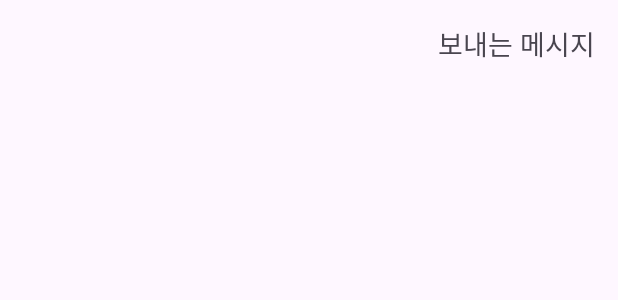
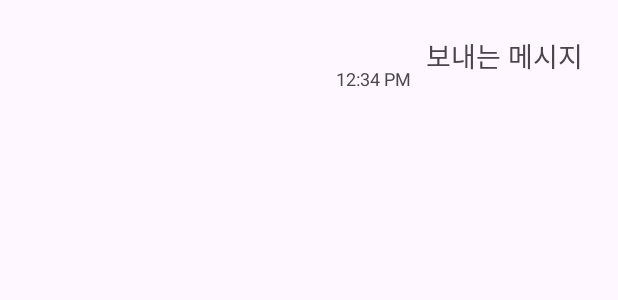
Before and after one commit to 2216110017/PolyChat, an Android app: the layout send.xml on its own in the app's theme, with its tools: preview values and no code run, on a phone screen of 412 x 824 dp. Shown: the top 300 px of the screen. Run offline under Robolectric (Android 15) with nearby library versions, the phone set to English and light mode, and no system bars.

Commit message:
4 - message time

```diff
--- a/app/src/main/java/com/example/polychat/ChatActivity.kt
+++ b/app/src/main/java/com/example/polychat/ChatActivity.kt
@@ -11,6 +11,8 @@ import com.google.firebase.database.*
 import kotlinx.coroutines.flow.first
 import kotlinx.coroutines.flow.map
 import kotlinx.coroutines.launch
+import java.text.SimpleDateFormat
+import java.util.Locale
 
 class ChatActivity : AppCompatActivity() {
 
@@ -82,7 +84,9 @@ class ChatActivity : AppCompatActivity() {
                 return@setOnClickListener
             }
             val message = binding.messageEdit.text.toString()
-            val messageObject = Message(message, loggedInUser.uId)
+//            val messageObject = Message(message, loggedInUser.uId)
+            val currentTime = SimpleDateFormat("hh:mm a", Locale.getDefault()).format(System.currentTimeMillis())
+            val messageObject = Message(message, loggedInUser.uId, currentTime)
 
             mDbRef.child("chats").child(senderRoom).child("messages").push()
                 .setValue(messageObject).addOnSuccessListener {
--- a/app/src/main/res/layout/send.xml
+++ b/app/src/main/res/layout/send.xml
@@ -2,7 +2,17 @@
 <androidx.constraintlayout.widget.ConstraintLayout xmlns:android="http://schemas.android.com/apk/res/android"
     android:layout_width="match_parent"
     android:layout_height="wrap_content"
-    xmlns:app="http://schemas.android.com/apk/res-auto">
+    xmlns:app="http://schemas.android.com/apk/res-auto"
+    android:padding="8dp">
+
+    <TextView
+        android:id="@+id/send_message_time"
+        android:layout_width="wrap_content"
+        android:layout_height="wrap_content"
+        android:text="12:34 PM"
+        android:textSize="12sp"
+        app:layout_constraintEnd_toStartOf="@id/send_message_text"
+        app:layout_constraintBottom_toBottomOf="@id/send_message_text" />
 
     <TextView
         android:id="@+id/send_message_text"
```
Also changed, not shown: app/src/main/java/com/example/polychat/Message.kt (+8 -2 lines), app/src/main/java/com/example/polychat/MessageAdapter.kt (+9 -0 lines), app/src/main/res/layout/receive.xml (+11 -1 lines).
